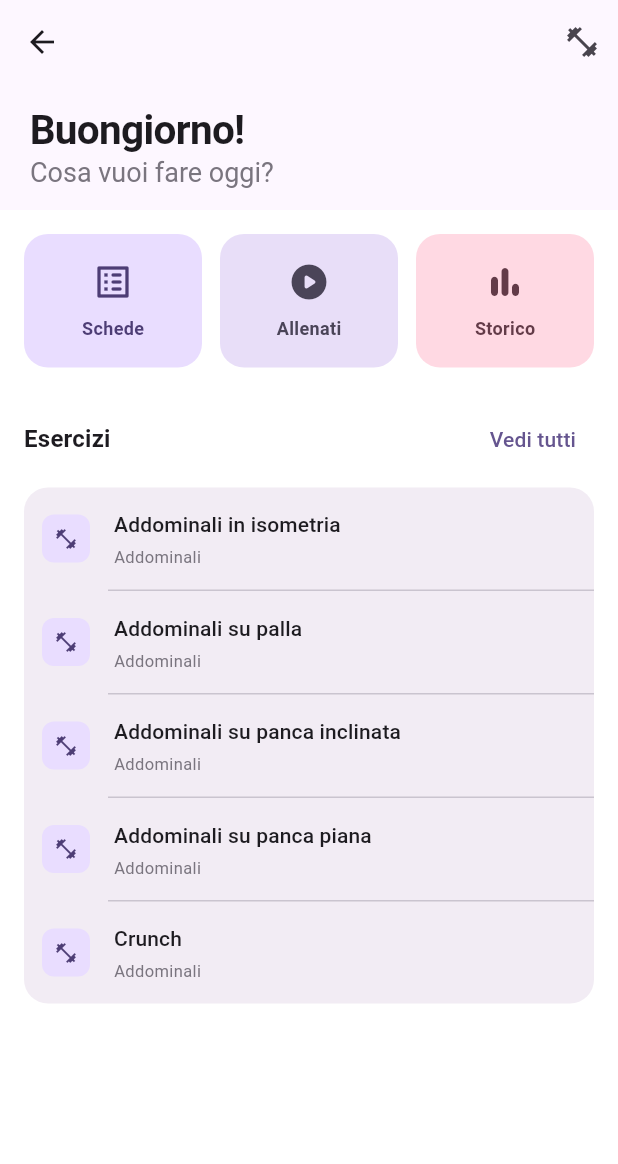
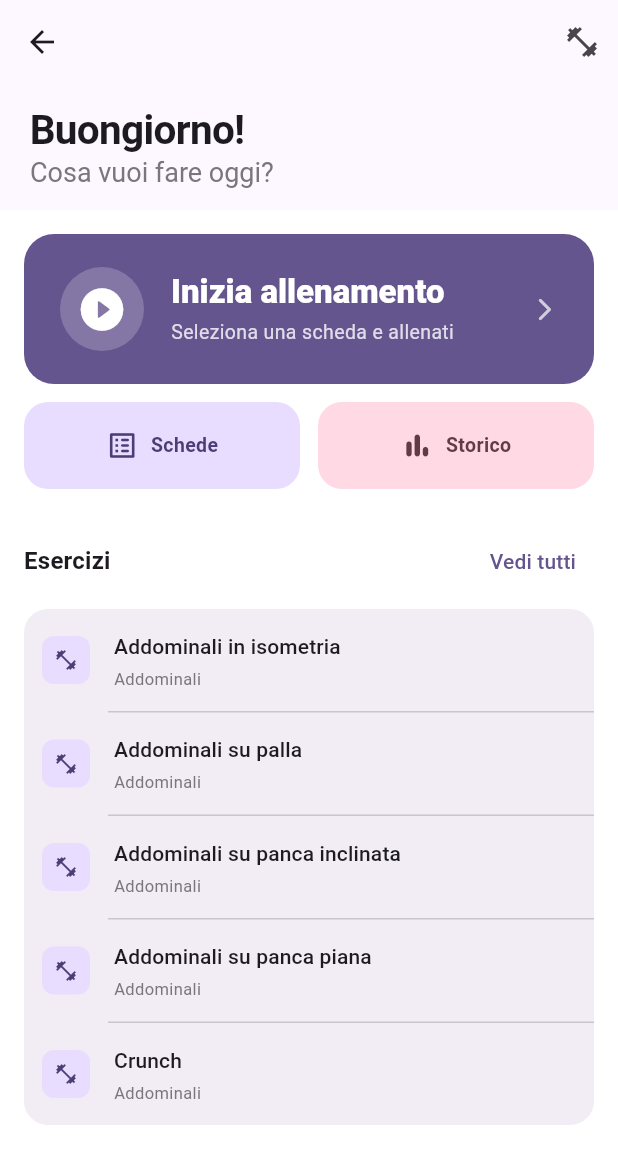
Before and after one commit to andreepv06/gymapp, a Flutter app: the HomeScreen screen opened directly, on a phone screen of 412 x 824 dp. Shown: the top 1164 px of the screen. Run offline on Flutter 3.47's test engine with Material 3 defaults, Android fonts, the phone set to English and light mode, and no system bars; our stand-ins replace audioplayers, fl_chart, hive, hive_flutter, image_picker, shared_preferences; missing offline and left inert: dart:html; accounts and stored records are empty.

Commit message:
update home e session selector screen

```diff
--- a/lib/screens/home/home_screen.dart
+++ b/lib/screens/home/home_screen.dart
@@ -27,14 +27,12 @@ class _HomeScreenState extends State<HomeScreen> {
     final account = auth.currentAccount;
 
     final greeting = _getGreeting();
-    final name =
-      account?.firstName ?? account?.displayName;
+    final name = account?.firstName ?? account?.displayName;
 
     return Scaffold(
       backgroundColor: cs.surfaceContainerLowest,
       body: CustomScrollView(
         slivers: [
-          // SliverAppBar con effetto stretch
           SliverAppBar(
             expandedHeight: 140,
             floating: false,
@@ -56,8 +54,8 @@ class _HomeScreenState extends State<HomeScreen> {
                 children: [
                   Text(
                     name != null && name.isNotEmpty
-                      ? '$greeting, $name!'
-                      : '$greeting!',
+                        ? '$greeting, $name!'
+                        : '$greeting!',
                     style: TextStyle(
                       fontSize: 18,
                       fontWeight: FontWeight.w700,
@@ -82,42 +80,36 @@ class _HomeScreenState extends State<HomeScreen> {
             padding: const EdgeInsets.fromLTRB(16, 16, 16, 100),
             sliver: SliverList(
               delegate: SliverChildListDelegate([
-                // Quick actions
+
+                // Bottone ALLENATI in evidenza — grande e prominente
+                _MainActionButton(
+                  onTap: () =>
+                      context.read<NavigationNotifier>().navigateTo(2),
+                ),
+                const SizedBox(height: 12),
+
+                // Azioni secondarie: Schede e Storico
                 Row(
                   children: [
                     Expanded(
-                      child: _QuickActionCard(
+                      child: _SecondaryActionCard(
                         icon: Icons.list_alt_rounded,
                         label: 'Schede',
                         color: cs.primaryContainer,
                         iconColor: cs.onPrimaryContainer,
-                        onTap: () => context
-                            .read<NavigationNotifier>()
-                            .navigateTo(1),
+                        onTap: () =>
+                            context.read<NavigationNotifier>().navigateTo(1),
                       ),
                     ),
                     const SizedBox(width: 12),
                     Expanded(
-                      child: _QuickActionCard(
-                        icon: Icons.play_circle_rounded,
-                        label: 'Allenati',
-                        color: cs.secondaryContainer,
-                        iconColor: cs.onSecondaryContainer,
-                        onTap: () => context
-                            .read<NavigationNotifier>()
-                            .navigateTo(2),
-                      ),
-                    ),
-                    const SizedBox(width: 12),
-                    Expanded(
-                      child: _QuickActionCard(
+                      child: _SecondaryActionCard(
                         icon: Icons.bar_chart_rounded,
                         label: 'Storico',
                         color: cs.tertiaryContainer,
                         iconColor: cs.onTertiaryContainer,
-                        onTap: () => context
-                            .read<NavigationNotifier>()
-                            .navigateTo(3),
+                        onTap: () =>
+                            context.read<NavigationNotifier>().navigateTo(3),
                       ),
                     ),
                   ],
@@ -126,16 +118,12 @@ class _HomeScreenState extends State<HomeScreen> {
 
                 // Esercizi recenti
                 Row(
-                  mainAxisAlignment:
-                      MainAxisAlignment.spaceBetween,
+                  mainAxisAlignment: MainAxisAlignment.spaceBetween,
                   children: [
                     Text('Esercizi',
-                        style: Theme.of(context)
-                            .textTheme
-                            .titleMedium),
+                        style: Theme.of(context).textTheme.titleMedium),
                     TextButton(
-                      onPressed: () =>
-                          _showExercisesDialog(context),
+                      onPressed: () => _showExercisesDialog(context),
                       child: const Text('Vedi tutti'),
                     ),
                   ],
@@ -175,15 +163,83 @@ class _HomeScreenState extends State<HomeScreen> {
   }
 }
 
+// Bottone principale ALLENATI — grande e prominente
+class _MainActionButton extends StatelessWidget {
+  final VoidCallback onTap;
+  const _MainActionButton({required this.onTap});
 
-class _QuickActionCard extends StatelessWidget {
+  @override
+  Widget build(BuildContext context) {
+    final cs = Theme.of(context).colorScheme;
+
+    return Material(
+      color: cs.primary,
+      borderRadius: BorderRadius.circular(20),
+      clipBehavior: Clip.antiAlias,
+      child: InkWell(
+        onTap: onTap,
+        child: Container(
+          padding: const EdgeInsets.symmetric(horizontal: 24, vertical: 22),
+          child: Row(
+            children: [
+              Container(
+                width: 56,
+                height: 56,
+                decoration: BoxDecoration(
+                  color: Colors.white.withOpacity(0.2),
+                  shape: BoxShape.circle,
+                ),
+                child: const Icon(
+                  Icons.play_circle_filled_rounded,
+                  color: Colors.white,
+                  size: 34,
+                ),
+              ),
+              const SizedBox(width: 18),
+              Expanded(
+                child: Column(
+                  crossAxisAlignment: CrossAxisAlignment.start,
+                  children: [
+                    Text(
+                      'Inizia allenamento',
+                      style: Theme.of(context).textTheme.titleLarge?.copyWith(
+                            color: Colors.white,
+                            fontWeight: FontWeight.w800,
+                          ),
+                    ),
+                    const SizedBox(height: 3),
+                    Text(
+                      'Seleziona una scheda e allenati',
+                      style: TextStyle(
+                        color: Colors.white.withOpacity(0.8),
+                        fontSize: 13,
+                      ),
+                    ),
+                  ],
+                ),
+              ),
+              Icon(
+                Icons.arrow_forward_ios_rounded,
+                color: Colors.white.withOpacity(0.7),
+                size: 18,
+              ),
+            ],
+          ),
+        ),
+      ),
+    );
+  }
+}
+
+// Card secondaria per Schede e Storico
+class _SecondaryActionCard extends StatelessWidget {
   final IconData icon;
   final String label;
   final Color color;
   final Color iconColor;
   final VoidCallback onTap;
 
-  const _QuickActionCard({
+  const _SecondaryActionCard({
     required this.icon,
     required this.label,
     required this.color,
@@ -200,16 +256,16 @@ class _QuickActionCard extends StatelessWidget {
         onTap: onTap,
         borderRadius: BorderRadius.circular(16),
         child: Padding(
-          padding: const EdgeInsets.symmetric(
-              vertical: 18, horizontal: 12),
-          child: Column(
+          padding: const EdgeInsets.symmetric(vertical: 18, horizontal: 12),
+          child: Row(
+            mainAxisAlignment: MainAxisAlignment.center,
             children: [
-              Icon(icon, size: 28, color: iconColor),
-              const SizedBox(height: 8),
+              Icon(icon, size: 22, color: iconColor),
+              const SizedBox(width: 8),
               Text(
                 label,
                 style: TextStyle(
-                  fontSize: 12,
+                  fontSize: 13,
                   fontWeight: FontWeight.w600,
                   color: iconColor,
                 ),
@@ -228,8 +284,7 @@ class _ExercisesPreview extends StatelessWidget {
   @override
   Widget build(BuildContext context) {
     final cs = Theme.of(context).colorScheme;
-    final exercises =
-        context.watch<ExerciseProvider>().exercises;
+    final exercises = context.watch<ExerciseProvider>().exercises;
     final preview = exercises.take(5).toList();
     if (preview.isEmpty) return const SizedBox.shrink();
 
@@ -254,25 +309,18 @@ class _ExercisesPreview extends StatelessWidget {
                     borderRadius: BorderRadius.circular(8),
                   ),
                   child: Icon(Icons.fitness_center,
-                      size: 16,
-                      color: cs.onPrimaryContainer),
+                      size: 16, color: cs.onPrimaryContainer),
                 ),
                 title: Text(e.name,
                     style: const TextStyle(
-                        fontWeight: FontWeight.w500,
-                        fontSize: 14)),
+                        fontWeight: FontWeight.w500, fontSize: 14)),
                 subtitle: Text(e.muscleGroup,
-                    style: TextStyle(
-                        fontSize: 11, color: cs.outline)),
-                contentPadding: const EdgeInsets.symmetric(
-                    horizontal: 12, vertical: 2),
+                    style: TextStyle(fontSize: 11, color: cs.outline)),
+                contentPadding:
+                    const EdgeInsets.symmetric(horizontal: 12, vertical: 2),
               ),
               if (i < preview.length - 1)
-                Divider(
-                  height: 1,
-                  indent: 56,
-                  color: cs.outlineVariant,
-                ),
+                Divider(height: 1, indent: 56, color: cs.outlineVariant),
             ],
           );
         }).toList(),
```
Also changed, not shown: lib/screens/session/session_selector_screen.dart (+74 -63 lines), 3 other files.
